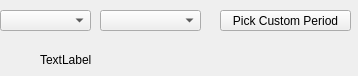
The window that src/gui/ui/pickperiodwidget.ui (ravenvz/SprintTimer) describes before a commit, drawn with Qt 5.
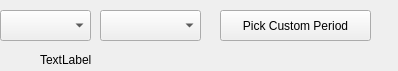
The same window after the commit.

Commit message: Make larger buttons in pick period widget

```diff
--- a/src/gui/ui/pickperiodwidget.ui
+++ b/src/gui/ui/pickperiodwidget.ui
@@ -6,8 +6,8 @@
    <rect>
     <x>0</x>
     <y>0</y>
-    <width>358</width>
-    <height>76</height>
+    <width>398</width>
+    <height>71</height>
    </rect>
   </property>
   <property name="windowTitle">
@@ -18,8 +18,8 @@
     <rect>
      <x>220</x>
      <y>10</y>
-     <width>131</width>
-     <height>21</height>
+     <width>151</width>
+     <height>31</height>
     </rect>
    </property>
    <property name="text">
@@ -32,7 +32,7 @@
      <x>100</x>
      <y>10</y>
      <width>101</width>
-     <height>21</height>
+     <height>31</height>
     </rect>
    </property>
   </widget>
@@ -42,7 +42,7 @@
      <x>0</x>
      <y>10</y>
      <width>91</width>
-     <height>21</height>
+     <height>31</height>
     </rect>
    </property>
   </widget>
```
